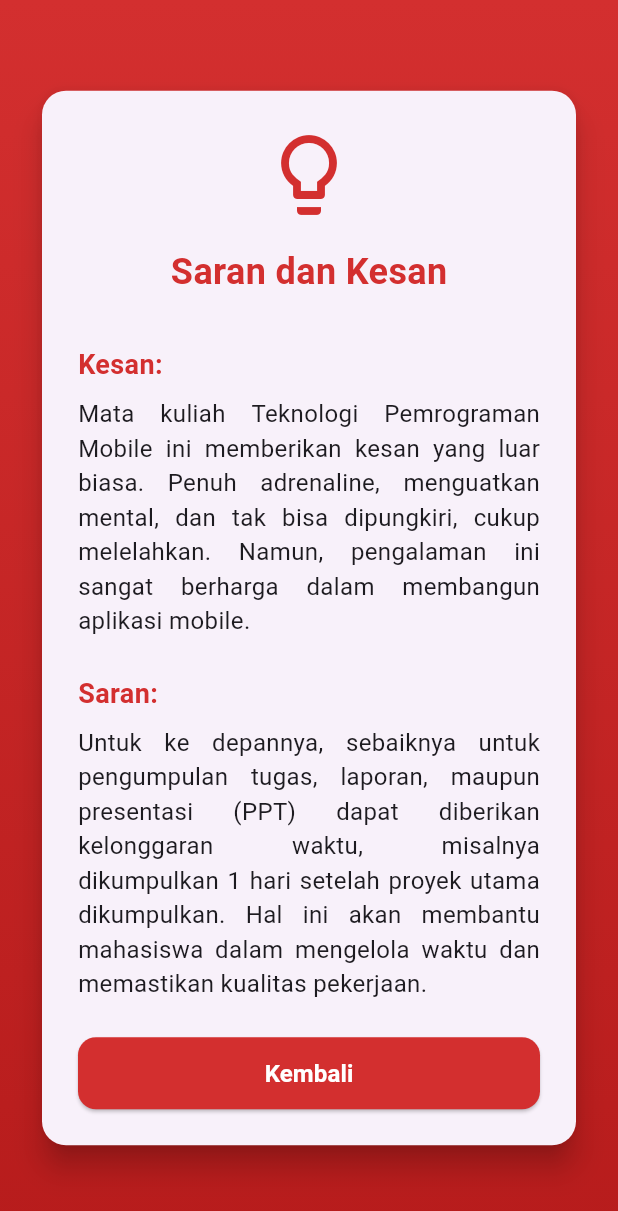
After one commit to kaptensifu/mobile_projek_akhir, a Flutter app: the SaranPage screen opened directly, on a phone screen of 412 x 824 dp. The commit adds this screen. Shown: the top 1211 px of the screen. Run offline on Flutter 3.47's test engine with Material 3 defaults, Android fonts, the phone set to English and light mode, and no system bars; our stand-ins replace flutter_local_notifications, flutter_map, image_picker, latlong2, shared_preferences, sqflite; accounts and stored records are empty; network calls fail.

Commit message:
saran page

```diff
--- a/lib/pages/home_page.dart
+++ b/lib/pages/home_page.dart
@@ -5,6 +5,7 @@ import 'package:projek_akhir/pages/login_page.dart';
 import 'package:projek_akhir/pages/competition_page.dart';
 import 'package:projek_akhir/pages/maps_page.dart';
 import 'package:projek_akhir/pages/profile_page.dart';
+import 'package:projek_akhir/pages/saran_page.dart';
 
 class HomePage extends StatefulWidget {
 
@@ -118,8 +119,7 @@ Future<void> _handleLogout() async {
   final List<Widget> _pages = [
     const HomePageContent(),
     const ProfilePage(),
-
-    // const BantuanPage(),
+    const SaranPage(),
   ];
 
 
@@ -188,7 +188,7 @@ Future<void> _handleLogout() async {
         items: const [
           BottomNavigationBarItem(icon: Icon(Icons.home), label: 'Home'),
           BottomNavigationBarItem(icon: Icon(Icons.group), label: 'Profile'),
-          BottomNavigationBarItem(icon: Icon(Icons.help), label: 'Bantuan'),
+          BottomNavigationBarItem(icon: Icon(Icons.help), label: 'Saran & Kesan'),
         ],
       ),
     );
--- /dev/null
+++ b/lib/pages/saran_page.dart
@@ -0,0 +1,120 @@
+import 'package:flutter/material.dart';
+import 'package:projek_akhir/pages/home_page.dart';
+
+
+class SaranPage extends StatelessWidget {
+  const SaranPage({super.key});
+
+  @override
+  Widget build(BuildContext context) {
+    return Scaffold(
+      body: Container(
+        decoration: BoxDecoration(
+          gradient: LinearGradient(
+            begin: Alignment.topCenter,
+            end: Alignment.bottomCenter,
+            colors: [Colors.red[700]!, Colors.red[900]!],
+          ),
+        ),
+        child: SafeArea(
+          child: Center(
+            child: SingleChildScrollView(
+              padding: const EdgeInsets.all(24.0),
+              child: Card(
+                elevation: 8,
+                shape: RoundedRectangleBorder(
+                  borderRadius: BorderRadius.circular(16),
+                ),
+                child: Padding(
+                  padding: const EdgeInsets.all(24.0),
+                  child: Column(
+                    mainAxisSize: MainAxisSize.min,
+                    children: [
+                      Icon(
+                        Icons.lightbulb_outline, // Changed icon to suggest ideas/feedback
+                        size: 64,
+                        color: Colors.red[700],
+                      ),
+                      const SizedBox(height: 16),
+                      Text(
+                        'Saran dan Kesan',
+                        style: TextStyle(
+                          fontSize: 24,
+                          fontWeight: FontWeight.bold,
+                          color: Colors.red[700],
+                        ),
+                      ),
+                      const SizedBox(height: 32),
+                      Align(
+                        alignment: Alignment.centerLeft,
+                        child: Text(
+                          'Kesan:',
+                          style: TextStyle(
+                            fontSize: 18,
+                            fontWeight: FontWeight.bold,
+                            color: Colors.red[700],
+                          ),
+                        ),
+                      ),
+                      const SizedBox(height: 8),
+                      const Text(
+                        'Mata kuliah Teknologi Pemrograman Mobile ini memberikan kesan yang luar biasa. Penuh adrenaline, menguatkan mental, dan tak bisa dipungkiri, cukup melelahkan. Namun, pengalaman ini sangat berharga dalam membangun aplikasi mobile.',
+                        textAlign: TextAlign.justify,
+                        style: TextStyle(fontSize: 16),
+                      ),
+                      const SizedBox(height: 24),
+                      Align(
+                        alignment: Alignment.centerLeft,
+                        child: Text(
+                          'Saran:',
+                          style: TextStyle(
+                            fontSize: 18,
+                            fontWeight: FontWeight.bold,
+                            color: Colors.red[700],
+                          ),
+                        ),
+                      ),
+                      const SizedBox(height: 8),
+                      const Text(
+                        'Untuk ke depannya, sebaiknya untuk pengumpulan tugas, laporan, maupun presentasi (PPT) dapat diberikan kelonggaran waktu, misalnya dikumpulkan 1 hari setelah proyek utama dikumpulkan. Hal ini akan membantu mahasiswa dalam mengelola waktu dan memastikan kualitas pekerjaan.',
+                        textAlign: TextAlign.justify,
+                        style: TextStyle(fontSize: 16),
+                      ),
+                      const SizedBox(height: 24),
+                      SizedBox(
+                        width: double.infinity,
+                        height: 48,
+                        child: ElevatedButton(
+                          onPressed: () {
+                            Navigator.push(
+                              context,
+                              MaterialPageRoute(builder: (context) => const HomePage()),
+                            ); // Navigate back
+                          },
+                          style: ElevatedButton.styleFrom(
+                            backgroundColor: Colors.red[700],
+                            foregroundColor: Colors.white,
+                            shape: RoundedRectangleBorder(
+                              borderRadius: BorderRadius.circular(12),
+                            ),
+                          ),
+                          child: const Text(
+                            'Kembali',
+                            style: TextStyle(
+                              fontSize: 16,
+                              fontWeight: FontWeight.bold,
+                            ),
+                          ),
+                        ),
+                      ),
+                    ],
+                  ),
+                ),
+              ),
+            ),
+          ),
+        ),
+      ),
+    );
+  }
+}
```
